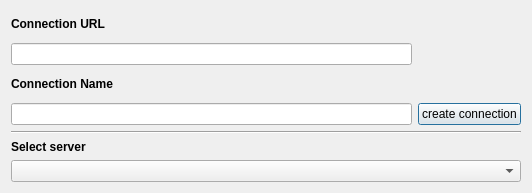
Old version of the form openeo_plugin/gui/ui/connect_dialog.ui in the repository Open-EO/openeo-qgis-plugin.
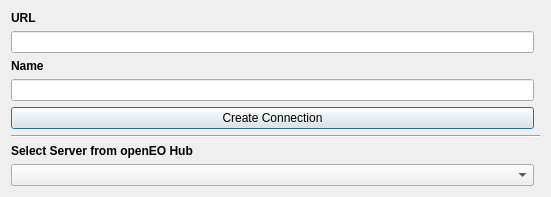
New version of the form. Icons and pictures are not drawn.

The edit to the form file:
```diff
--- a/openeo_plugin/gui/ui/connect_dialog.ui
+++ b/openeo_plugin/gui/ui/connect_dialog.ui
@@ -6,121 +6,147 @@
    <rect>
     <x>0</x>
     <y>0</y>
-    <width>532</width>
-    <height>193</height>
+    <width>551</width>
+    <height>187</height>
    </rect>
   </property>
   <property name="windowTitle">
-   <string>openEO Connector</string>
+   <string>New openEO Connection</string>
   </property>
   <layout class="QGridLayout" name="gridLayout_2">
-   <item row="3" column="0">
-    <widget class="QLabel" name="name_label_2">
-     <property name="font">
-      <font>
-       <weight>75</weight>
-       <bold>true</bold>
-      </font>
-     </property>
-     <property name="text">
-      <string>Select server</string>
-     </property>
-    </widget>
-   </item>
-   <item row="4" column="0" colspan="2">
-    <widget class="QComboBox" name="server_selector"/>
-   </item>
    <item row="0" column="0">
     <layout class="QVBoxLayout" name="verticalLayout">
      <item>
       <widget class="QLabel" name="url_label">
+       <property name="sizePolicy">
+        <sizepolicy hsizetype="Expanding" vsizetype="Expanding">
+         <horstretch>0</horstretch>
+         <verstretch>0</verstretch>
+        </sizepolicy>
+       </property>
        <property name="font">
         <font>
          <weight>75</weight>
          <bold>true</bold>
         </font>
        </property>
+       <property name="locale">
+        <locale language="English" country="UnitedStates"/>
+       </property>
        <property name="text">
-        <string>Connection URL</string>
+        <string>URL</string>
        </property>
       </widget>
      </item>
      <item>
       <widget class="QLineEdit" name="url_edit">
+       <property name="sizePolicy">
+        <sizepolicy hsizetype="Expanding" vsizetype="Expanding">
+         <horstretch>0</horstretch>
+         <verstretch>0</verstretch>
+        </sizepolicy>
+       </property>
        <property name="maximumSize">
         <size>
          <width>16777215</width>
          <height>16777215</height>
         </size>
        </property>
+       <property name="locale">
+        <locale language="English" country="UnitedStates"/>
+       </property>
       </widget>
      </item>
      <item>
       <widget class="QLabel" name="name_label">
+       <property name="sizePolicy">
+        <sizepolicy hsizetype="Expanding" vsizetype="Expanding">
+         <horstretch>0</horstretch>
+         <verstretch>0</verstretch>
+        </sizepolicy>
+       </property>
        <property name="font">
         <font>
          <weight>75</weight>
          <bold>true</bold>
         </font>
        </property>
+       <property name="locale">
+        <locale language="English" country="UnitedStates"/>
+       </property>
        <property name="text">
-        <string>Connection Name</string>
+        <string>Name</string>
        </property>
       </widget>
      </item>
      <item>
       <widget class="QLineEdit" name="conn_name_edit">
+       <property name="sizePolicy">
+        <sizepolicy hsizetype="Expanding" vsizetype="Expanding">
+         <horstretch>0</horstretch>
+         <verstretch>0</verstretch>
+        </sizepolicy>
+       </property>
        <property name="maximumSize">
         <size>
          <width>16777215</width>
          <height>16777215</height>
         </size>
        </property>
-      </widget>
-     </item>
-    </layout>
-   </item>
-   <item row="0" column="1">
-    <layout class="QVBoxLayout" name="verticalLayout_3">
-     <item>
-      <widget class="QLabel" name="logo">
-       <property name="maximumSize">
-        <size>
-         <width>100</width>
-         <height>75</height>
-        </size>
+       <property name="locale">
+        <locale language="English" country="UnitedStates"/>
        </property>
-       <property name="whatsThis">
-        <string extracomment="Show all available versions of the backends or only the latest (compatible) versions"/>
-       </property>
-       <property name="text">
-        <string/>
-       </property>
-       <property name="pixmap">
-        <pixmap>../images/icon_large.png</pixmap>
-       </property>
-       <property name="scaledContents">
-        <bool>true</bool>
-       </property>
       </widget>
      </item>
-     <item>
-      <spacer name="verticalSpacer">
-       <property name="orientation">
-        <enum>Qt::Vertical</enum>
-       </property>
-       <property name="sizeHint" stdset="0">
-        <size>
-         <width>20</width>
-         <height>40</height>
-        </size>
-       </property>
-      </spacer>
-     </item>
      <item>
       <widget class="QPushButton" name="connect_button">
+       <property name="sizePolicy">
+        <sizepolicy hsizetype="Expanding" vsizetype="Expanding">
+         <horstretch>0</horstretch>
+         <verstretch>0</verstretch>
+        </sizepolicy>
+       </property>
        <property name="text">
-        <string>create connection</string>
+        <string>Create Connection</string>
+       </property>
+      </widget>
+     </item>
+    </layout>
+   </item>
+   <item row="3" column="0">
+    <layout class="QVBoxLayout" name="verticalLayout_2">
+     <item>
+      <widget class="QLabel" name="name_label_2">
+       <property name="sizePolicy">
+        <sizepolicy hsizetype="Expanding" vsizetype="Expanding">
+         <horstretch>0</horstretch>
+         <verstretch>0</verstretch>
+        </sizepolicy>
+       </property>
+       <property name="font">
+        <font>
+         <weight>75</weight>
+         <bold>true</bold>
+        </font>
+       </property>
+       <property name="locale">
+        <locale language="English" country="UnitedStates"/>
+       </property>
+       <property name="text">
+        <string>Select Server from openEO Hub</string>
+       </property>
+      </widget>
+     </item>
+     <item>
+      <widget class="QComboBox" name="server_selector">
+       <property name="sizePolicy">
+        <sizepolicy hsizetype="Expanding" vsizetype="Expanding">
+         <horstretch>0</horstretch>
+         <verstretch>0</verstretch>
+        </sizepolicy>
+       </property>
+       <property name="locale">
+        <locale language="English" country="UnitedStates"/>
        </property>
       </widget>
      </item>
```
